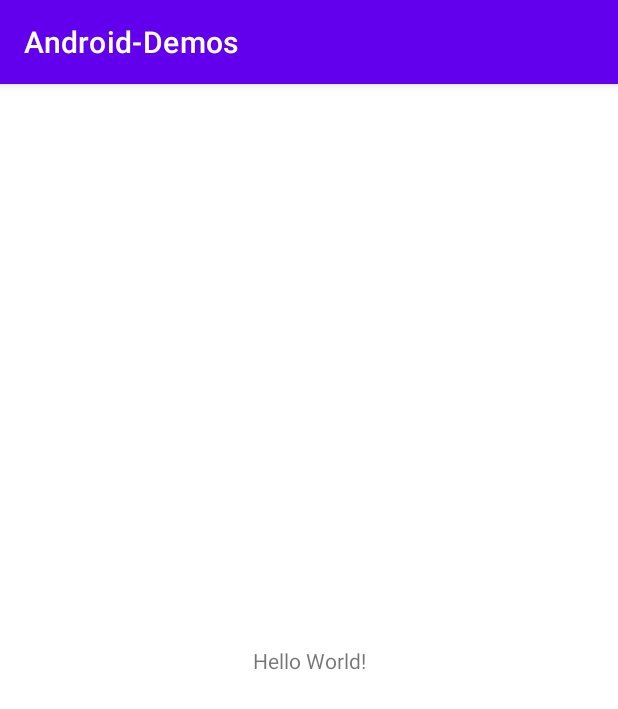
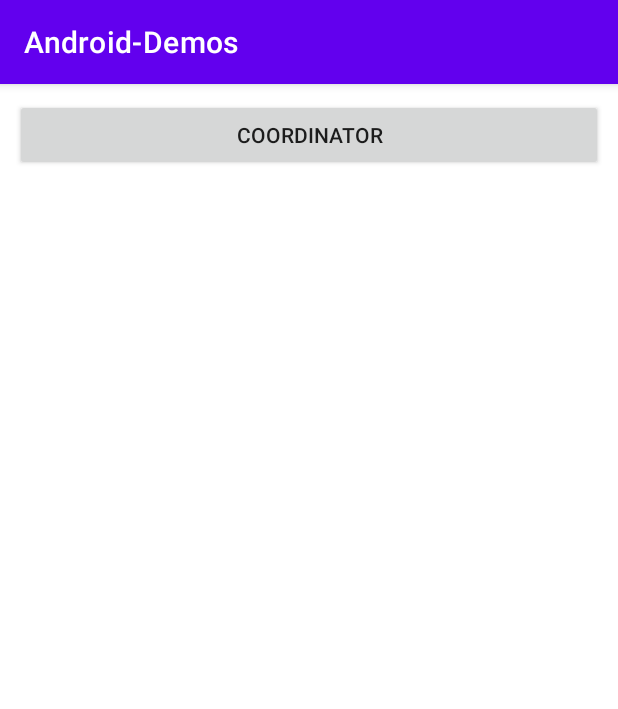
Before and after one commit to code-cancer/android-demos, an Android app: the screen it shows after launch (MainActivity), on a phone screen of 412 x 824 dp. Shown: the top 709 px of the screen. Run offline under Robolectric (Android 15) with nearby library versions, the phone set to English and light mode, and no system bars.

Commit message:
添加嵌套滑动demo

```diff
--- a/app/src/main/AndroidManifest.xml
+++ b/app/src/main/AndroidManifest.xml
@@ -10,6 +10,9 @@
         android:supportsRtl="true"
         android:theme="@style/Theme.AndroidDemos">
         <activity
+            android:name=".ui.coordinator.CoordinatorActivity"
+            android:exported="false" />
+        <activity
             android:name=".MainActivity"
             android:exported="true">
             <intent-filter>
--- a/app/src/main/java/com/code/cancer/demos/MainActivity.kt
+++ b/app/src/main/java/com/code/cancer/demos/MainActivity.kt
@@ -2,10 +2,41 @@ package com.code.cancer.demos
 
 import androidx.appcompat.app.AppCompatActivity
 import android.os.Bundle
+import android.view.ViewGroup
+import android.widget.Button
+import com.code.cancer.demos.base.BaseActivity
+import com.code.cancer.demos.base.RecyclerViewAdapter
+import com.code.cancer.demos.databinding.ActivityMainBinding
+import com.code.cancer.demos.ext.*
+import com.code.cancer.demos.ui.coordinator.CoordinatorActivity
 
-class MainActivity : AppCompatActivity() {
-    override fun onCreate(savedInstanceState: Bundle?) {
-        super.onCreate(savedInstanceState)
-        setContentView(R.layout.activity_main)
+class MainActivity : BaseActivity<ActivityMainBinding>() {
+
+    private val itemArr = arrayOf(
+        "Coordinator"
+    )
+
+    override fun onCreated() = binding.run {
+        recyclerView.adapter = ItemAdapter()
+    }
+
+    private inner class ItemAdapter : RecyclerViewAdapter<Button>() {
+        override fun onCreateViewHolder(parent: ViewGroup, viewType: Int): ViewHolder<Button> {
+            val button = Button(parent.context)
+            button.layoutParams = viewGroupLayoutParams(MATCH_PARENT, WRAP_CONTENT)
+            return ViewHolder(button)
+        }
+
+        override fun getItemCount(): Int = itemArr.size
+
+        override fun onBindViewHolder(holder: ViewHolder<Button>, position: Int) {
+            holder.view.text = itemArr[position]
+            holder.view.setOnClickListener {
+                when (position) {
+                    0 -> runActivity(context, CoordinatorActivity::class.java)
+                }
+            }
+        }
+
     }
 }
--- /dev/null
+++ b/app/src/main/java/com/code/cancer/demos/base/BaseActivity.kt
@@ -0,0 +1,24 @@
+package com.code.cancer.demos.base
+
+import android.os.Bundle
+import android.view.LayoutInflater
+import androidx.appcompat.app.AppCompatActivity
+import androidx.viewbinding.ViewBinding
+import java.lang.reflect.ParameterizedType
+
+abstract class BaseActivity<VB : ViewBinding> : AppCompatActivity() {
+
+    lateinit var binding: VB
+
+    override fun onCreate(savedInstanceState: Bundle?) {
+        super.onCreate(savedInstanceState)
+        val parameterizedType = javaClass.genericSuperclass as ParameterizedType
+        val vbClazz = parameterizedType.actualTypeArguments[0] as Class<VB>
+        binding = vbClazz.getMethod("inflate", LayoutInflater::class.java).invoke(null, layoutInflater) as VB
+        setContentView(binding.root)
+        onCreated()
+    }
+
+    abstract fun onCreated()
+
+}
--- /dev/null
+++ b/app/src/main/java/com/code/cancer/demos/base/RecyclerViewAdapter.kt
@@ -0,0 +1,10 @@
+package com.code.cancer.demos.base
+
+import android.view.View
+import androidx.recyclerview.widget.RecyclerView
+
+abstract class RecyclerViewAdapter<V: View>: RecyclerView.Adapter<RecyclerViewAdapter.ViewHolder<V>>() {
+
+    class ViewHolder<V: View>(val view: V): RecyclerView.ViewHolder(view)
+
+}
--- /dev/null
+++ b/app/src/main/java/com/code/cancer/demos/ext/LayoutParamsExt.kt
@@ -0,0 +1,27 @@
+package com.code.cancer.demos.ext
+
+import android.view.ViewGroup
+
+/**
+ *  @Author: ZhiFu.Zhang
+ *  @Date: 2023-05-24
+ *  @What:
+ */
+
+const val WRAP_CONTENT = ViewGroup.LayoutParams.WRAP_CONTENT
+const val MATCH_PARENT = ViewGroup.LayoutParams.MATCH_PARENT
+
+fun viewGroupLayoutParams(
+    width: Int = WRAP_CONTENT,
+    height: Int = WRAP_CONTENT,
+    builder: (ViewGroup.LayoutParams.() -> Unit)? = null
+): ViewGroup.LayoutParams {
+    val layoutParams = ViewGroup.LayoutParams(width, height)
+    builder?.invoke(layoutParams)
+    return layoutParams
+}
+
+fun ViewGroup.LayoutParams.modify(modifier: (ViewGroup.LayoutParams) -> Unit): ViewGroup.LayoutParams {
+    modifier(this)
+    return this
+}
--- a/app/src/main/res/layout/activity_main.xml
+++ b/app/src/main/res/layout/activity_main.xml
@@ -4,15 +4,13 @@
     xmlns:tools="http://schemas.android.com/tools"
     android:layout_width="match_parent"
     android:layout_height="match_parent"
+    android:padding="10dp"
     tools:context=".MainActivity">
 
-    <TextView
-        android:layout_width="wrap_content"
-        android:layout_height="wrap_content"
-        android:text="Hello World!"
-        app:layout_constraintBottom_toBottomOf="parent"
-        app:layout_constraintLeft_toLeftOf="parent"
-        app:layout_constraintRight_toRightOf="parent"
-        app:layout_constraintTop_toTopOf="parent" />
+    <androidx.recyclerview.widget.RecyclerView
+        android:id="@+id/recyclerView"
+        android:layout_width="match_parent"
+        android:layout_height="match_parent"
+        app:layoutManager="androidx.recyclerview.widget.LinearLayoutManager" />
 
 </androidx.constraintlayout.widget.ConstraintLayout>
--- a/app/src/main/res/values-night/themes.xml
+++ b/app/src/main/res/values-night/themes.xml
@@ -10,7 +10,7 @@
         <item name="colorSecondaryVariant">@color/teal_200</item>
         <item name="colorOnSecondary">@color/black</item>
         <!-- Status bar color. -->
-        <item name="android:statusBarColor" tools:targetApi="l">?attr/colorPrimaryVariant</item>
+        <item name="android:statusBarColor" >?attr/colorPrimaryVariant</item>
         <!-- Customize your theme here. -->
     </style>
 </resources>
--- a/app/src/main/res/values/themes.xml
+++ b/app/src/main/res/values/themes.xml
@@ -10,7 +10,7 @@
         <item name="colorSecondaryVariant">@color/teal_700</item>
         <item name="colorOnSecondary">@color/black</item>
         <!-- Status bar color. -->
-        <item name="android:statusBarColor" tools:targetApi="l">?attr/colorPrimaryVariant</item>
+        <item name="android:statusBarColor" >?attr/colorPrimaryVariant</item>
         <!-- Customize your theme here. -->
     </style>
 </resources>
--- a/build.gradle
+++ b/build.gradle
@@ -1,8 +1,8 @@
 // Top-level build file where you can add configuration options common to all sub-projects/modules.
 plugins {
-    id 'com.android.application' version '7.1.2' apply false
-    id 'com.android.library' version '7.1.2' apply false
-    id 'org.jetbrains.kotlin.android' version '1.6.10' apply false
+    id 'com.android.application' version '7.4.2' apply false
+    id 'com.android.library' version '7.4.2' apply false
+    id 'org.jetbrains.kotlin.android' version '1.8.0' apply false
 }
 
 task clean(type: Delete) {
```
Also changed, not shown: app/build.gradle (+14 -6 lines), app/src/main/java/com/code/cancer/demos/ext/ActivityExt.kt (added, +18 -0 lines), app/src/main/java/com/code/cancer/demos/ui/coordinator/CoordinatorActivity.kt (added, +12 -0 lines), app/src/main/java/com/code/cancer/demos/ui/coordinator/views/NestedScrollingLayout.kt (added, +81 -0 lines), app/src/main/java/com/code/cancer/demos/ui/coordinator/views/NestedScrollingView.kt (added, +84 -0 lines), app/src/main/res/layout/activity_coordinator.xml (added, +14 -0 lines), gradle/wrapper/gradle-wrapper.properties.
